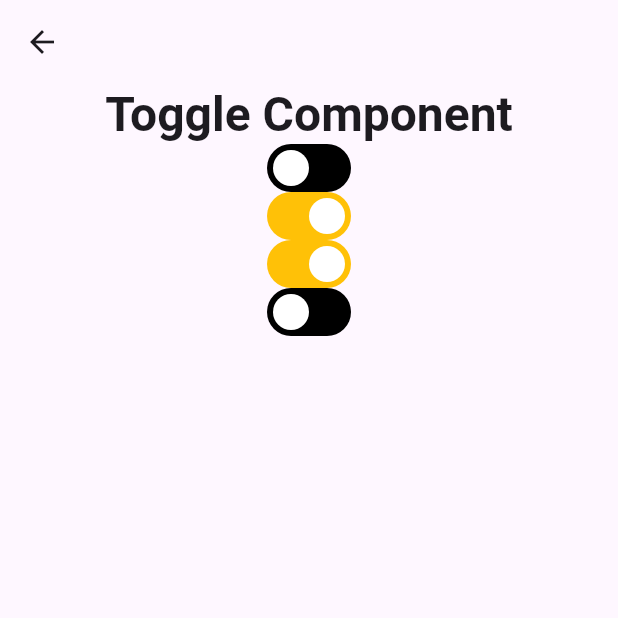
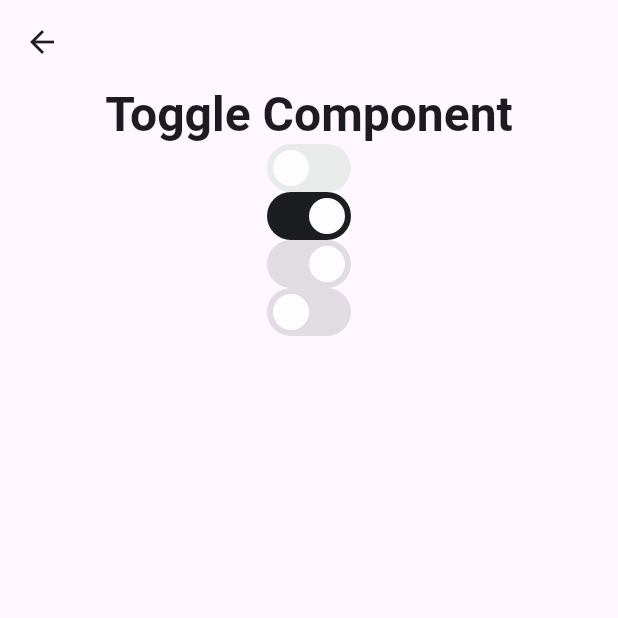
Before and after one commit to Quantit-Github/qui_flutter, a Flutter app: the TogglePage screen opened directly, on a phone screen of 412 x 824 dp, the top half of it. Run offline on Flutter 3.47's test engine with Material 2 defaults, Android fonts, the phone set to English and light mode, and no system bars; our stand-ins replace shared_preferences; accounts and stored records are empty; Roboto replaces fonts that are missing (Pretendard).

Commit message:
PQ-47 Toggle color token 구현

```diff
--- a/lib/components/toggle/toggle.dart
+++ b/lib/components/toggle/toggle.dart
@@ -1,4 +1,5 @@
 import 'package:flutter/material.dart';
+import 'package:qui_flutter/core/qui_theme.dart';
 
 ///
 /// QUI Toggle Button
@@ -9,7 +10,8 @@ class QuiToggle extends StatefulWidget {
     required this.onChanged,
     this.disabled,
     super.key,
-    this.thumbColor,
+    this.activeThumbColor,
+    this.inactiveThumbColor,
     this.activeBackgroundColor,
     this.inactiveBackgroundColor,
     this.width,
@@ -20,7 +22,8 @@ class QuiToggle extends StatefulWidget {
   final bool flag;
   final bool? disabled;
   final Function(bool) onChanged;
-  final Color? thumbColor;
+  final Color? activeThumbColor;
+  final Color? inactiveThumbColor;
   final Color? activeBackgroundColor;
   final Color? inactiveBackgroundColor;
   final double? width;
@@ -37,17 +40,47 @@ class _QuiToggleState extends State<QuiToggle> {
 
   @override
   void initState() {
+    super.initState();
     flag = widget.flag;
     _width = widget.width ?? 56;
     _height = widget.height ?? 32;
     _padding = widget.padding ?? 4;
     disabled = widget.disabled ?? false;
-    super.initState();
+    WidgetsBinding.instance.addPostFrameCallback((timeStamp) {
+      setState(() {
+        if (disabled) {
+          final disabledColor =
+              QuiTheme.of(context).colorTokens.switchTokens.switchDisabled;
+
+          _activeThumbColor = widget.activeThumbColor ?? disabledColor.handle;
+          _inactiveThumbColor =
+              widget.inactiveThumbColor ?? disabledColor.handle;
+          _activeBackgroundColor =
+              widget.activeBackgroundColor ?? disabledColor.container;
+          _inactiveBackgroundColor =
+              widget.inactiveBackgroundColor ?? disabledColor.container;
+        } else {
+          final toggleToken = QuiTheme.of(context).colorTokens.toggleTokens;
+          _activeThumbColor =
+              widget.activeThumbColor ?? toggleToken.toggleOn.handle;
+          _inactiveThumbColor =
+              widget.inactiveThumbColor ?? toggleToken.toggleOff.handle;
+          _activeBackgroundColor =
+              widget.activeBackgroundColor ?? toggleToken.toggleOn.container;
+          _inactiveBackgroundColor =
+              widget.inactiveBackgroundColor ?? toggleToken.toggleOff.container;
+        }
+      });
+    });
   }
 
   late final double _width;
   late final double _height;
   late final double _padding;
+  Color _activeThumbColor = Colors.transparent;
+  Color _inactiveThumbColor = Colors.transparent;
+  Color _activeBackgroundColor = Colors.transparent;
+  Color _inactiveBackgroundColor = Colors.transparent;
 
   @override
   Widget build(BuildContext context) {
@@ -67,12 +100,12 @@ class _QuiToggleState extends State<QuiToggle> {
         padding: EdgeInsets.all(_padding),
         alignment: flag ? Alignment.centerRight : Alignment.centerLeft,
         decoration: BoxDecoration(
-          color: flag ? Colors.amber : Colors.black,
+          color: flag ? _activeBackgroundColor : _inactiveBackgroundColor,
           borderRadius: BorderRadius.circular(9999),
         ),
         child: CircleAvatar(
           radius: (_height - (_padding * 2)) / 2,
-          backgroundColor: Colors.white,
+          backgroundColor: flag ? _activeThumbColor : _inactiveThumbColor,
         ),
       ),
     );
--- a/lib/style/color_tokens/color_tokens.dart
+++ b/lib/style/color_tokens/color_tokens.dart
@@ -1,6 +1,8 @@
 import 'package:qui_flutter/style/color_pallete.dart';
 import 'package:qui_flutter/style/color_tokens/button/button_token.dart';
 import 'package:qui_flutter/style/color_tokens/state_overlay.dart';
+import 'package:qui_flutter/style/color_tokens/switch/switch_tokens.dart';
+import 'package:qui_flutter/style/color_tokens/switch/toggle/toggle_token.dart';
 
 class QuiColorTokens {
   final QuiColorPallete _cp;
@@ -14,6 +16,14 @@ class QuiColorTokens {
         cp: _cp,
       );
 
+  ToggleTokens get toggleTokens => ToggleTokens(
+        cp: _cp,
+      );
+
+  SwitchTokens get switchTokens => SwitchTokens(
+        cp: _cp,
+      );
+
   QuiColorTokens({
     required bool isDark,
     required QuiColorPallete cp,
```
Also changed, not shown: lib/style/color_tokens/switch/switch_disabled.dart (added, +23 -0 lines), lib/style/color_tokens/switch/switch_tokens.dart (added, +15 -0 lines), lib/style/color_tokens/switch/toggle/toggle_off.dart (added, +16 -0 lines), lib/style/color_tokens/switch/toggle/toggle_on.dart (added, +16 -0 lines), lib/style/color_tokens/switch/toggle/toggle_token.dart (added, +18 -0 lines).
